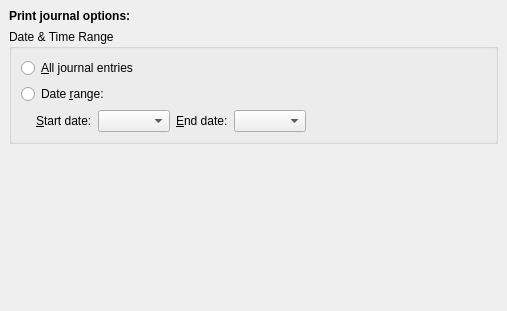
Qt form src/printing/calprintjournalconfig_base.ui (KDE/calendarsupport) before a commit.
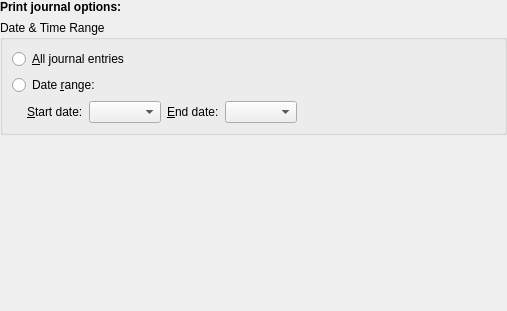
The same form after that commit. Custom widgets are drawn as their Qt base class.

Commit message: Remove double margin

Diff of the .ui file:
```diff
--- a/src/printing/calprintjournalconfig_base.ui
+++ b/src/printing/calprintjournalconfig_base.ui
@@ -16,8 +16,17 @@
    <property name="spacing">
     <number>6</number>
    </property>
-   <property name="margin">
-    <number>9</number>
+   <property name="leftMargin">
+    <number>0</number>
+   </property>
+   <property name="topMargin">
+    <number>0</number>
+   </property>
+   <property name="rightMargin">
+    <number>0</number>
+   </property>
+   <property name="bottomMargin">
+    <number>0</number>
    </property>
    <item>
     <widget class="QLabel" name="label">
@@ -158,11 +167,6 @@
  <customwidgets>
   <customwidget>
    <class>KDateComboBox</class>
-   <extends>KComboBox</extends>
-   <header>kdatecombobox.h</header>
-  </customwidget>
-  <customwidget>
-   <class>KComboBox</class>
    <extends>QComboBox</extends>
    <header>kcombobox.h</header>
   </customwidget>
```
Left out of the diff: 13 changed lines with no effect on the pictures. The commit also changes 6 other files.
